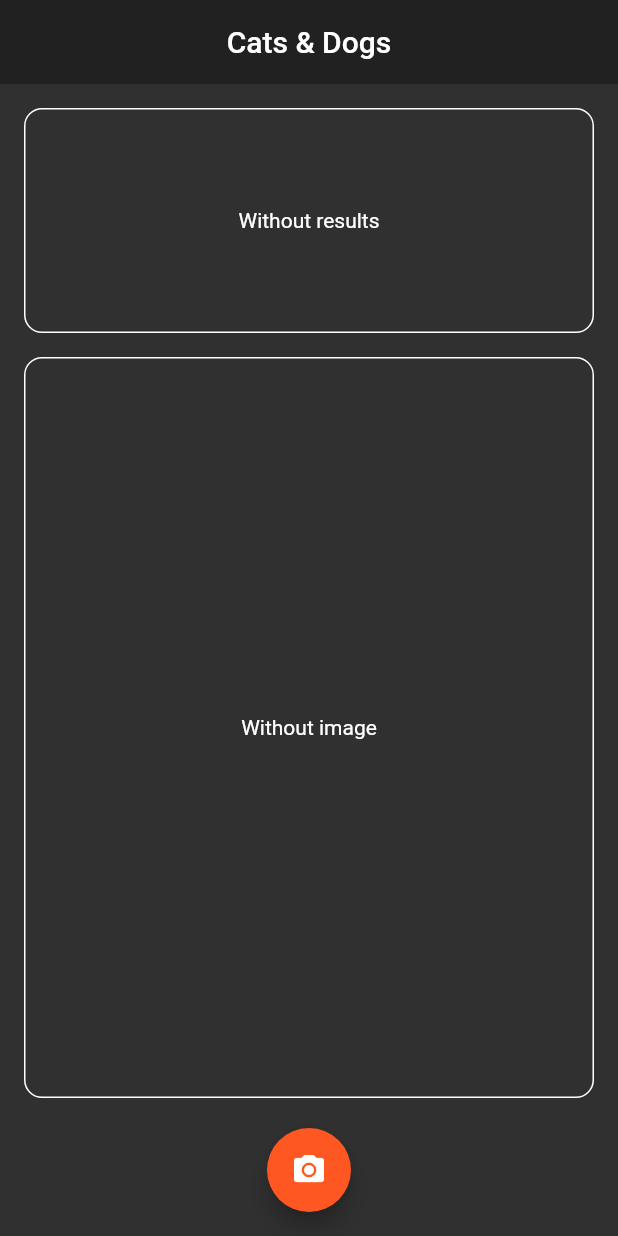
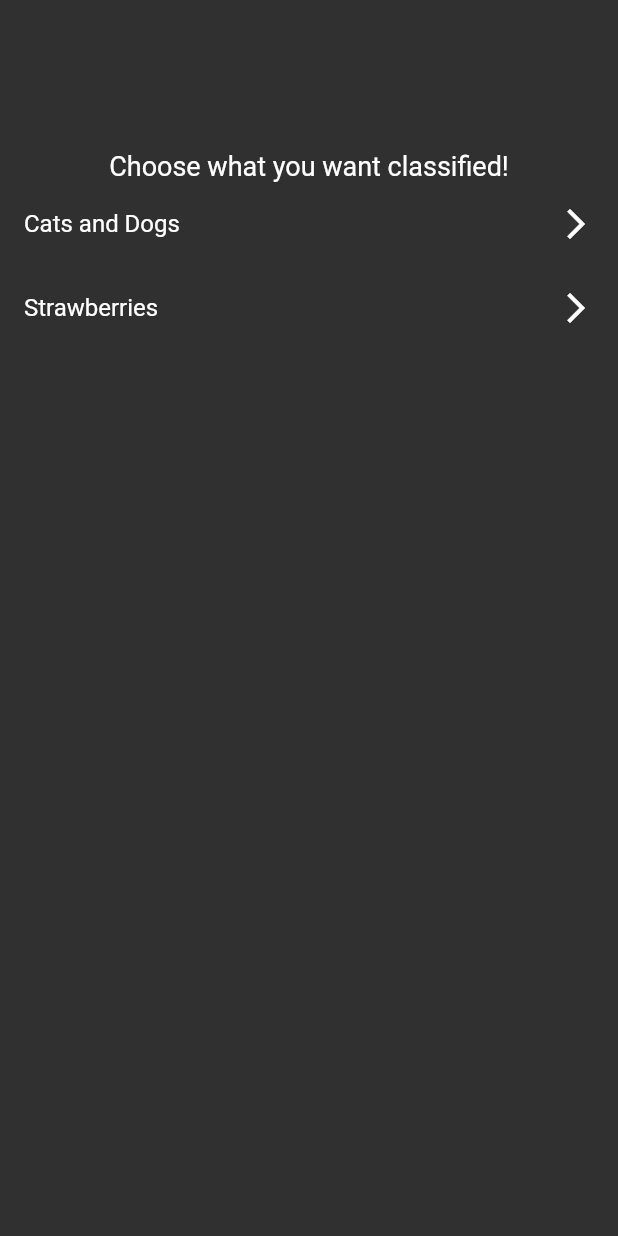
Before and after one commit to rodrigorafaeldamaceno/teachable_ml, a Flutter app: the screen it shows after launch, on a phone screen of 412 x 824 dp. Run offline on Flutter 3.47's test engine with Material 2 defaults, Android fonts, the phone set to English and light mode, and no system bars; our stand-ins replace image_picker, percent_indicator; missing offline and left inert: tflite.

Commit message:
added strawberries classification (healthy and leaf scorch)

```diff
--- /dev/null
+++ b/assets/strawberries/labels.txt
@@ -0,0 +1,2 @@
+0 Healthy
+1 Leaf scorch
--- a/lib/helpers/tflite_helper.dart
+++ b/lib/helpers/tflite_helper.dart
@@ -1,14 +1,14 @@
 import 'dart:async';
-import 'dart:convert';
 import 'dart:io';
+import 'package:teachable_ml/models/examples/examples.dart';
 import 'package:teachable_ml/models/tflite_result.dart';
 import 'package:tflite/tflite.dart';
 
 class TFLiteHelper {
-  static Future loadModel() async {
+  static Future loadModel(Examples examples) async {
     await Tflite.loadModel(
-      model: "assets/model_unquant.tflite",
-      labels: "assets/labels.txt",
+      model: "assets/${examples.location}/model_unquant.tflite",
+      labels: "assets/${examples.location}/labels.txt",
       numThreads: 1,
     );
   }
--- /dev/null
+++ b/lib/helpers/types.dart
@@ -0,0 +1 @@
+enum Types { CATS_AND_DOGS, STRAWBERRIES }
--- /dev/null
+++ b/lib/models/examples/examples.dart
@@ -0,0 +1,13 @@
+import 'package:flutter/foundation.dart';
+import 'package:teachable_ml/helpers/types.dart';
+
+class Examples {
+  final String description;
+  final String location;
+  final Types type;
+
+  Examples(
+      {@required this.description,
+      @required this.location,
+      @required this.type});
+}
--- a/lib/pages/home_page.dart
+++ b/lib/pages/home_page.dart
@@ -1,11 +1,7 @@
-import 'dart:io';
-
 import 'package:flutter/material.dart';
-import 'package:image_picker/image_picker.dart';
-import 'package:percent_indicator/linear_percent_indicator.dart';
-import 'package:teachable_ml/helpers/camera_helper.dart';
-import 'package:teachable_ml/helpers/tflite_helper.dart';
-import 'package:teachable_ml/models/tflite_result.dart';
+import 'package:teachable_ml/helpers/types.dart';
+import 'package:teachable_ml/models/examples/examples.dart';
+import 'package:teachable_ml/pages/classified_page.dart';
 
 class HomePage extends StatefulWidget {
   @override
@@ -13,177 +9,51 @@ class HomePage extends StatefulWidget {
 }
 
 class _HomePageState extends State<HomePage> {
-  File _image;
-  List<TFLiteResult> _outputs = [];
-
-  @override
-  void dispose() {
-    TFLiteHelper.dispose();
-    super.dispose();
-  }
-
-  @override
-  void initState() {
-    super.initState();
-    TFLiteHelper.loadModel();
-  }
-
-  _buildImage() {
-    return Expanded(
-      child: Padding(
-        padding: const EdgeInsets.fromLTRB(16.0, 16.0, 16.0, 92.0),
-        child: Container(
-          padding: EdgeInsets.all(8.0),
-          decoration: BoxDecoration(
-            border: Border.all(
-              color: Colors.white,
-              width: 1,
+  final listOfExamples = [
+    Examples(
+      description: 'Cats and Dogs',
+      location: 'cats_and_dogs',
+      type: Types.CATS_AND_DOGS,
     ),
-            borderRadius: BorderRadius.circular(12),
-          ),
-          child: Center(
-            child: _image == null
-                ? Text('Without image')
-                : Stack(
-                    children: [
-                      Image.file(
-                        _image,
-                        fit: BoxFit.cover,
-                      ),
-                      Positioned(
-                        right: 0,
-                        child: IconButton(
-                          icon: Icon(Icons.close),
-                          onPressed: () {
-                            setState(() {
-                              _image = null;
-                              _outputs.clear();
-                            });
-                          },
-                        ),
+    Examples(
+      description: 'Strawberries',
+      location: 'strawberries',
+      type: Types.STRAWBERRIES,
     )
-                    ],
-                  ),
-          ),
-        ),
-      ),
-    );
-  }
-
-  _pickImage({ImageSource source}) async {
-    final image = await CameraHelper.pickImage(source: source);
-    if (image == null) {
-      return null;
-    }
-
-    final outputs = await TFLiteHelper.classifyImage(image);
-
-    setState(() {
-      _image = image;
-      _outputs = outputs;
-    });
-
-    print(outputs);
-  }
-
-  _buildResult() {
-    return Padding(
-      padding: const EdgeInsets.fromLTRB(16.0, 16.0, 16.0, 0.0),
-      child: Container(
-        height: 150.0,
-        decoration: BoxDecoration(
-          border: Border.all(
-            color: Colors.white,
-            width: 1,
-          ),
-          borderRadius: BorderRadius.circular(12),
-        ),
-        child: _buildResultList(),
-      ),
-    );
-  }
-
-  _buildResultList() {
-    if (_outputs.isEmpty) {
-      return Center(
-        child: Text('Without results'),
-      );
-    }
-
-    return Center(
-      child: ListView.builder(
-        itemCount: _outputs.length,
-        shrinkWrap: true,
-        padding: const EdgeInsets.all(20.0),
-        itemBuilder: (BuildContext context, int index) {
-          return Column(
-            children: <Widget>[
-              Text(
-                '${_outputs[index].label} ( ${(_outputs[index].confidence * 100.0).toStringAsFixed(2)} % )',
-                style: TextStyle(fontWeight: FontWeight.w500),
-              ),
-              SizedBox(
-                height: 10.0,
-              ),
-              LinearPercentIndicator(
-                lineHeight: 14.0,
-                percent: _outputs[index].confidence,
-              ),
-            ],
-          );
-        },
-      ),
-    );
-  }
+  ];
 
   @override
   Widget build(BuildContext context) {
     return Scaffold(
-      appBar: AppBar(
-        centerTitle: true,
-        title: Text('Cats & Dogs'),
-        elevation: 0,
+      body: Column(
+        children: [
+          SizedBox(height: 100),
+          Text(
+            'Choose what you want classified!',
+            style: TextStyle(fontSize: 18),
+            textAlign: TextAlign.center,
           ),
-      floatingActionButton: FloatingActionButton(
-        child: Icon(Icons.photo_camera),
-        onPressed: () {
-          showModalBottomSheet(
-            context: context,
-            builder: (context) {
-              return Wrap(
-                children: <Widget>[
-                  ListTile(
-                    leading: Icon(Icons.photo_camera),
-                    title: Text('Camera'),
+          ListView.builder(
+            itemCount: listOfExamples.length,
+            shrinkWrap: true,
+            itemBuilder: (BuildContext context, int index) {
+              return ListTile(
+                title: Text(listOfExamples[index].description),
+                trailing: Icon(Icons.arrow_forward_ios),
                 onTap: () {
-                      Navigator.pop(context);
-                      _pickImage(source: ImageSource.camera);
-                    },
+                  Navigator.push(
+                    context,
+                    MaterialPageRoute(
+                      builder: (context) => ClassifiedPage(
+                        example: listOfExamples[index],
                       ),
-                  ListTile(
-                    leading: Icon(Icons.photo_album),
-                    title: Text('Gallery'),
-                    onTap: () {
-                      Navigator.pop(context);
-                      _pickImage(source: ImageSource.gallery);
-                    },
                     ),
-                ],
                   );
                 },
               );
             },
           ),
-      floatingActionButtonLocation: FloatingActionButtonLocation.centerFloat,
-      body: SafeArea(
-        child: Column(
-          mainAxisAlignment: MainAxisAlignment.spaceBetween,
-          crossAxisAlignment: CrossAxisAlignment.center,
-          children: <Widget>[
-            _buildResult(),
-            _buildImage(),
         ],
-        ),
       ),
     );
   }
```
Also changed, not shown: lib/pages/classified_page.dart (added, +194 -0 lines), pubspec.yaml (+5 -2 lines), assets/cats_and_dogs/labels.txt (renamed from assets/labels.txt), 3 other files. Lines whose indentation alone changed are shown as unchanged.
